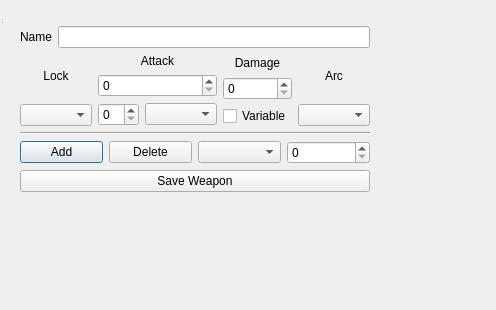
Old version of the form QFleet/Shipyard/arsenal.ui in the repository RexOdonata/QFleet.
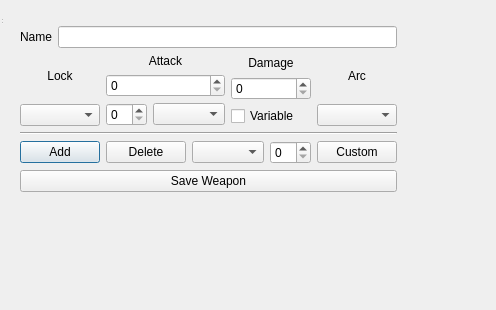
New version of the form.

Commit message: adding list validity, fixing unqSpec handling, confirm dialog for delete, custom special rules for ships and weapons, reworking launch profile represnetation of launch assets, launch asset filtering

The edit to the form file:
```diff
--- a/QFleet/Shipyard/arsenal.ui
+++ b/QFleet/Shipyard/arsenal.ui
@@ -157,6 +157,13 @@
           <item>
            <widget class="QSpinBox" name="specialNumSpin"/>
           </item>
+          <item>
+           <widget class="QPushButton" name="customButton">
+            <property name="text">
+             <string>Custom</string>
+            </property>
+           </widget>
+          </item>
          </layout>
         </item>
         <item>
```
The commit also changes 36 other files.
